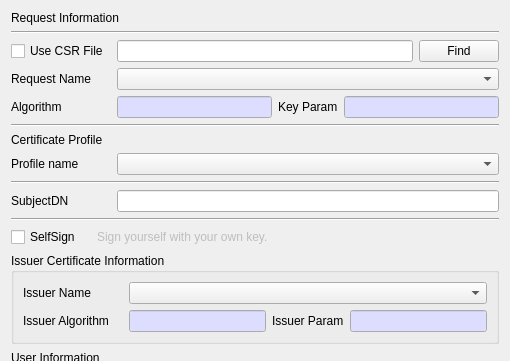
Old version of the form CertMan/make_cert_dlg.ui in the repository jykim74/CertMan; both pictures show x 0 to 510 and y 0 to 361 of the 510 by 517 pixel window.
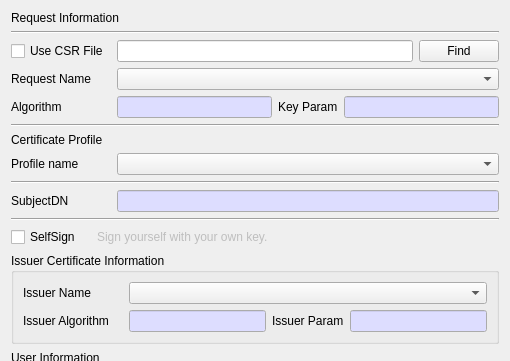
New version of the form.

Commit message: Cert CRL Seq 값 처리 개선

```diff
--- a/CertMan/make_cert_dlg.ui
+++ b/CertMan/make_cert_dlg.ui
@@ -293,7 +293,48 @@
       </widget>
      </item>
      <item row="0" column="1">
-      <widget class="QLineEdit" name="mSubjectDNText"/>
+      <widget class="QLineEdit" name="mSubjectDNText">
+       <property name="palette">
+        <palette>
+         <active>
+          <colorrole role="Base">
+           <brush brushstyle="SolidPattern">
+            <color alpha="255">
+             <red>221</red>
+             <green>221</green>
+             <blue>255</blue>
+            </color>
+           </brush>
+          </colorrole>
+         </active>
+         <inactive>
+          <colorrole role="Base">
+           <brush brushstyle="SolidPattern">
+            <color alpha="255">
+             <red>221</red>
+             <green>221</green>
+             <blue>255</blue>
+            </color>
+           </brush>
+          </colorrole>
+         </inactive>
+         <disabled>
+          <colorrole role="Base">
+           <brush brushstyle="SolidPattern">
+            <color alpha="255">
+             <red>240</red>
+             <green>240</green>
+             <blue>240</blue>
+            </color>
+           </brush>
+          </colorrole>
+         </disabled>
+        </palette>
+       </property>
+       <property name="readOnly">
+        <bool>true</bool>
+       </property>
+      </widget>
      </item>
     </layout>
    </item>
```
The commit also changes 2 other files.
